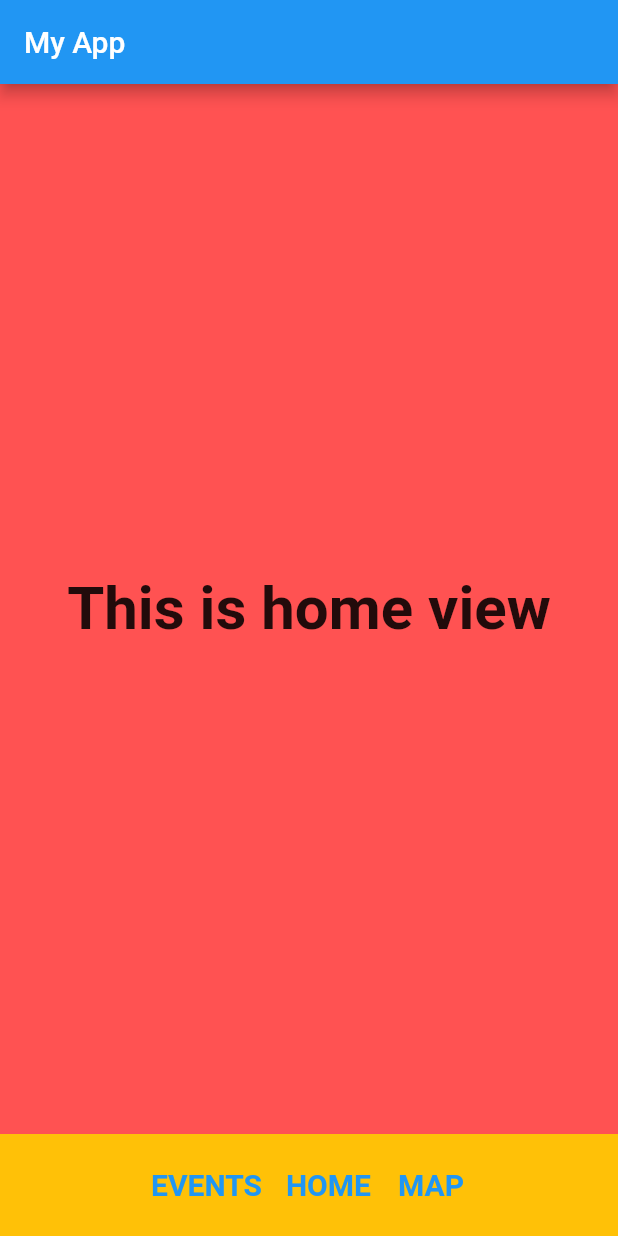
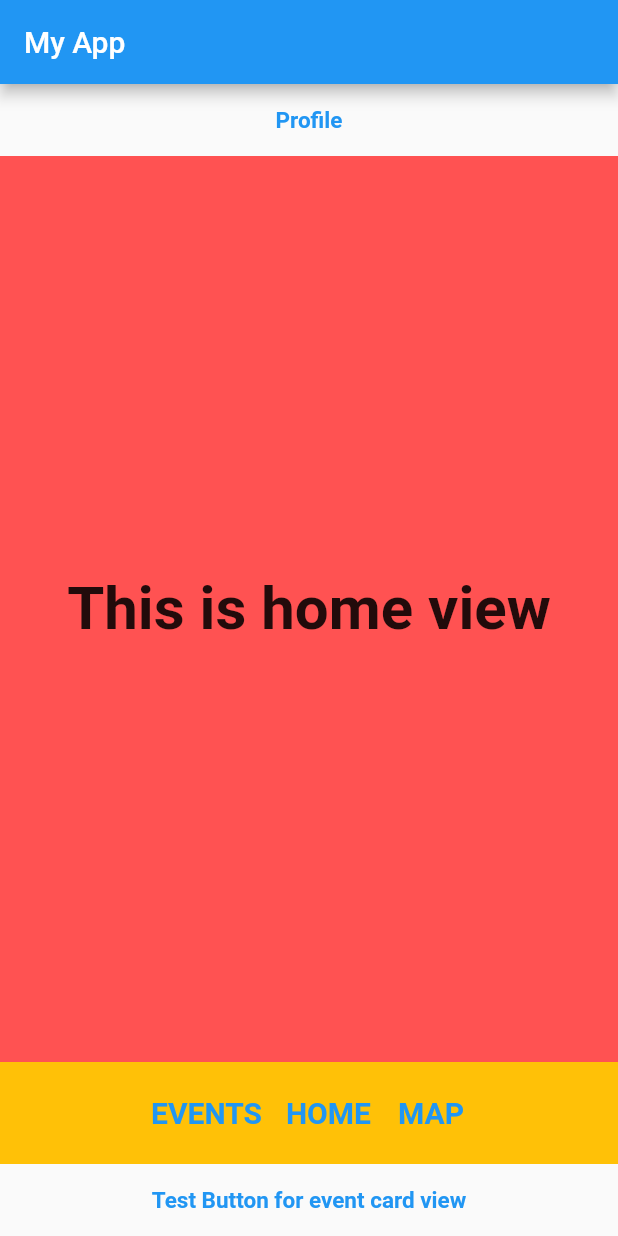
Before and after one commit to FontysFrontend2/eventify_frontend, a Flutter app: the screen it shows after launch, on a phone screen of 412 x 824 dp. Run offline on Flutter 3.47's test engine with Material 2 defaults, Android fonts, the phone set to English and light mode, and no system bars.

Commit message:
Creating views

```diff
--- a/lib/main.dart
+++ b/lib/main.dart
@@ -1,7 +1,9 @@
 import 'package:eventify_frontend/views/events_view.dart';
 import 'package:eventify_frontend/views/home_view.dart';
+import 'package:eventify_frontend/views/map_view.dart';
+import 'package:eventify_frontend/views/profile_view.dart';
+import 'package:eventify_frontend/views/eventcard_view.dart';
 import 'package:flutter/material.dart';
-import 'views/map_view.dart';
 
 /*void main() {
   runApp(MyApp());
@@ -46,14 +48,30 @@ class MyAppState extends State<MyApp> {
                   }
                   return true;
                 },
-                // Näkymät: state 0 = home, state 1 = events, state 2 = map
+                // Näkymät: state 0 = home, state 1 = events, state 2 = map, state 3 = profile, state 4 = event card
                 child: Column(
                     children: ([
                   _state == 0
-                      ? (Expanded(flex: 2, child: homeView))
+                      ? (Expanded(
+                          flex: 2,
+                          child: Column(children: [
+                            TextButton(
+                              onPressed: () => _stateCounter(3),
+                              child: const Text('Profile',
+                                  style: TextStyle(
+                                    fontSize: 15,
+                                    fontWeight: FontWeight.bold,
+                                  )),
+                            ),
+                            Expanded(flex: 2, child: homeView)
+                          ])))
                       : _state == 1
                           ? (Expanded(flex: 2, child: eventsView))
-                          : (Expanded(flex: 2, child: mapView)),
+                          : _state == 2
+                              ? (Expanded(flex: 2, child: mapView))
+                              : _state == 3
+                                  ? (Expanded(flex: 2, child: profileView))
+                                  : (Expanded(flex: 2, child: eventcardView)),
 
                   // Painikkeet alhaalla: events, home, map
                   Container(
@@ -86,7 +104,15 @@ class MyAppState extends State<MyApp> {
                                           fontSize: 20,
                                           fontWeight: FontWeight.bold)),
                                 )
-                              ])))
+                              ]))),
+                  TextButton(
+                    onPressed: () => _stateCounter(4),
+                    child: const Text('Test Button for event card view',
+                        style: TextStyle(
+                          fontSize: 15,
+                          fontWeight: FontWeight.bold,
+                        )),
+                  ),
                 ])))));
   }
 }
--- /dev/null
+++ b/lib/views/eventcard_view.dart
@@ -0,0 +1,14 @@
+import 'package:flutter/material.dart';
+
+@override
+Widget eventcardView = Container(
+    color: Colors.lightGreen,
+    width: double.infinity,
+    height: 100.0,
+    padding: const EdgeInsets.all(10.0),
+    child: Align(
+        alignment: Alignment.center,
+        child: Text(
+          'This is Eventcard view',
+          style: TextStyle(fontSize: 40, fontWeight: FontWeight.bold),
+        )));
--- /dev/null
+++ b/lib/views/profile_view.dart
@@ -0,0 +1,14 @@
+import 'package:flutter/material.dart';
+
+@override
+Widget profileView = Container(
+    color: Colors.white10,
+    width: double.infinity,
+    height: 100.0,
+    padding: const EdgeInsets.all(10.0),
+    child: Align(
+        alignment: Alignment.center,
+        child: Text(
+          'This is profile view',
+          style: TextStyle(fontSize: 40, fontWeight: FontWeight.bold),
+        )));
```
